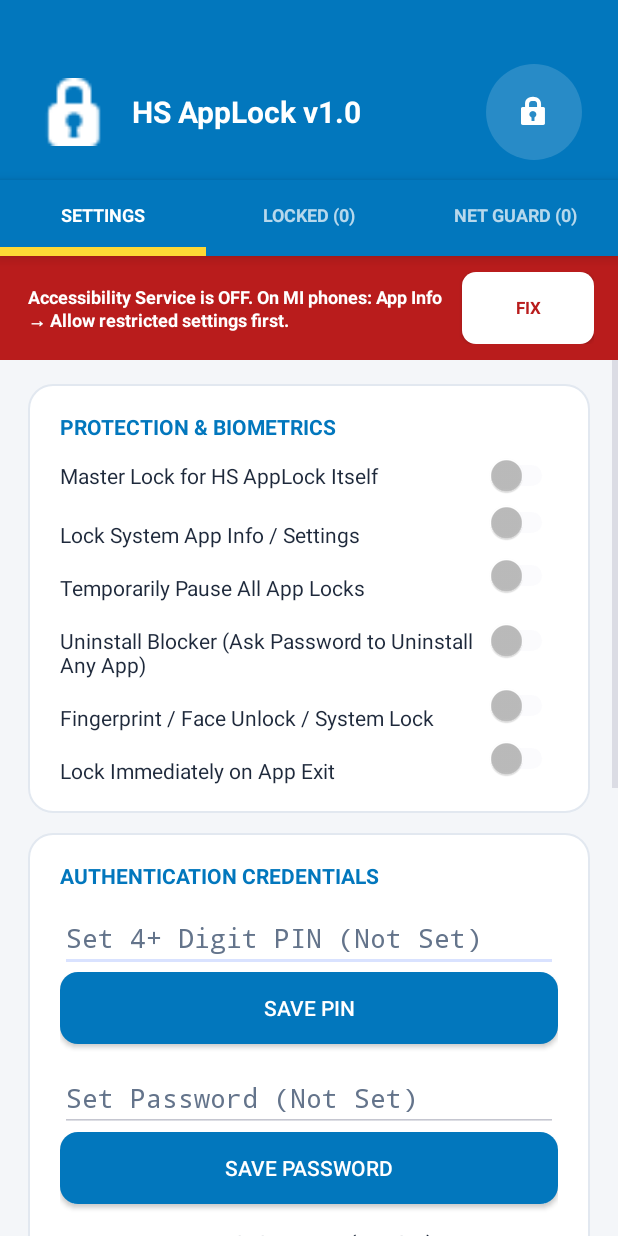
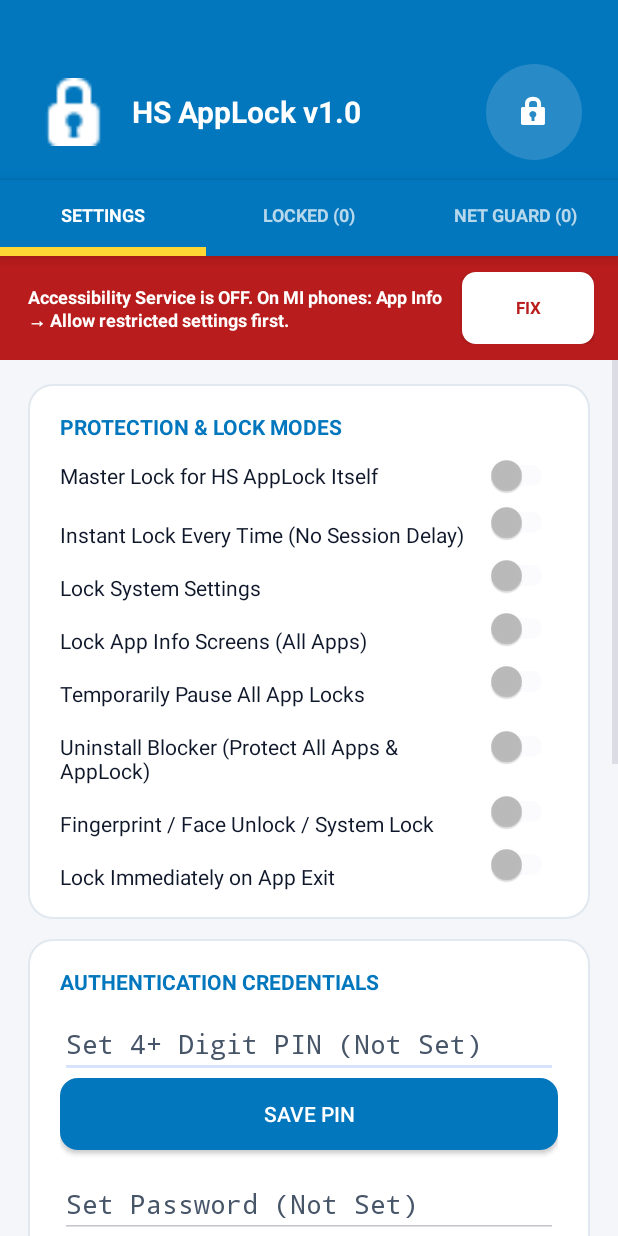
Before and after one commit to himanshusingh372/HSApplock, an Android app: the screen it shows after launch (MainActivity), after a tap on "SETTINGS", on a phone screen of 412 x 824 dp. Run offline under Robolectric (Android 15) with nearby library versions, the phone set to English and light mode, and no system bars; 17 statements that could not run were skipped.

Commit message:
Update MainActivity.kt

```diff
--- a/app/src/main/java/com/local/offlinelocker/MainActivity.kt
+++ b/app/src/main/java/com/local/offlinelocker/MainActivity.kt
@@ -60,16 +60,19 @@ class MainActivity : FragmentActivity() {
     private lateinit var fabAddBtn: ImageButton
     private lateinit var popupBanner: TextView
 
+    private lateinit var selfLockSwitchRef: Switch
+    private lateinit var instantLockSwitchRef: Switch
+    private lateinit var settingsLockSwitchRef: Switch
+    private lateinit var appInfoLockSwitchRef: Switch
     private lateinit var bioSwitchRef: Switch
     private lateinit var masterPauseSwitchRef: Switch
     private lateinit var antiUninstallSwitchRef: Switch
-    private lateinit var selfLockSwitchRef: Switch
-    private lateinit var appInfoLockSwitchRef: Switch
 
     private enum class Page { SETTINGS, LOCKED_APP, NET_GUARDED, ALL_APPS }
     private var currentPage = Page.LOCKED_APP
     private var searchQuery = ""
     private var isSelfUnlocked = false
+    private var isPromptingSelfLock = false
 
     private var allLaunchableApps: List<AppEntry> = emptyList()
     private var displayedApps: List<AppEntry> = emptyList()
@@ -85,8 +88,8 @@ class MainActivity : FragmentActivity() {
         private val COLOR_DARK_BLUE = Color.parseColor("#01579B")
         private val COLOR_ACCENT_YELLOW = Color.parseColor("#FDD835")
         private val COLOR_BG_LIGHT = Color.parseColor("#F4F6F9")
-        private val COLOR_TEXT_DARK = Color.parseColor("#1E293B")
-        private val COLOR_TEXT_MUTED = Color.parseColor("#64748B")
+        private val COLOR_TEXT_DARK = Color.parseColor("#0F172A")
+        private val COLOR_TEXT_MUTED = Color.parseColor("#475569")
     }
 
     data class AppEntry(
@@ -104,20 +107,6 @@ class MainActivity : FragmentActivity() {
         dpm = getSystemService(Context.DEVICE_POLICY_SERVICE) as DevicePolicyManager
         adminComponent = ComponentName(this, VaultDeviceAdminReceiver::class.java)
 
-        // Master Lock for HS AppLock itself
-        val hasAnyCredential = storage.hasCredential(LockStorage.AuthType.PIN) ||
-            storage.hasCredential(LockStorage.AuthType.PASSWORD) ||
-            storage.hasCredential(LockStorage.AuthType.PATTERN)
-        if (storage.isSelfLockEnabled && hasAnyCredential && !isSelfUnlocked) {
-            val authIntent = Intent(this, LockActivity::class.java).apply {
-                putExtra("TARGET_PACKAGE", "SELF_APP_LOCK")
-            }
-            startActivityForResult(authIntent, REQ_SELF_LOCK_AUTH)
-        } else {
-            isSelfUnlocked = true
-        }
-
-        // Swipe gesture to switch between SETTINGS <-> LOCKED APP <-> NET GUARDED
         swipeDetector = GestureDetector(this, object : GestureDetector.SimpleOnGestureListener() {
             override fun onFling(
                 e1: MotionEvent?,
@@ -130,14 +119,12 @@ class MainActivity : FragmentActivity() {
                 val diffY = e2.y - e1.y
                 if (abs(diffX) > abs(diffY) && abs(diffX) > 120 && abs(velocityX) > 120) {
                     if (diffX < 0) {
-                        // Swipe Left -> Next Tab
                         when (currentPage) {
                             Page.SETTINGS -> switchToPage(Page.LOCKED_APP)
                             Page.LOCKED_APP -> switchToPage(Page.NET_GUARDED)
                             else -> {}
                         }
                     } else {
-                        // Swipe Right -> Previous Tab
                         when (currentPage) {
                             Page.NET_GUARDED -> switchToPage(Page.LOCKED_APP)
                             Page.LOCKED_APP -> switchToPage(Page.SETTINGS)
@@ -155,6 +142,7 @@ class MainActivity : FragmentActivity() {
                 if (currentPage == Page.ALL_APPS) {
                     switchToPage(Page.LOCKED_APP)
                 } else {
+                    isSelfUnlocked = false
                     finish()
                 }
             }
@@ -195,7 +183,6 @@ class MainActivity : FragmentActivity() {
         val statusBarResId = resources.getIdentifier("status_bar_height", "dimen", "android")
         val statusBarHeight = if (statusBarResId > 0) resources.getDimensionPixelSize(statusBarResId) else 72
 
-        // ================= 1. BLUE TOP APP BAR =================
         val appBar = LinearLayout(this).apply {
             orientation = LinearLayout.HORIZONTAL
             gravity = Gravity.CENTER_VERTICAL
@@ -235,7 +222,6 @@ class MainActivity : FragmentActivity() {
         appBar.addView(appTitle)
         appBar.addView(topLockBtn)
 
-        // ================= 2. 3-TAB NAVIGATION BAR =================
         val tabBar = LinearLayout(this).apply {
             orientation = LinearLayout.HORIZONTAL
             setBackgroundColor(COLOR_PRIMARY_BLUE)
@@ -278,7 +264,6 @@ class MainActivity : FragmentActivity() {
         tabLockedText = tLock; tabLockedIndicator = iLock
         tabNetText = tNet; tabNetIndicator = iNet
 
-        // ================= 3. PERMISSION WARNING STRIP =================
         permissionBanner = LinearLayout(this).apply {
             orientation = LinearLayout.HORIZONTAL
             gravity = Gravity.CENTER_VERTICAL
@@ -310,7 +295,6 @@ class MainActivity : FragmentActivity() {
         permissionBanner.addView(permissionBannerText)
         permissionBanner.addView(permissionFixBtn)
 
-        // ================= 4. PAGE CONTENT AREA =================
         val contentFrame = FrameLayout(this).apply {
             layoutParams = LinearLayout.LayoutParams(
                 LinearLayout.LayoutParams.MATCH_PARENT,
@@ -388,7 +372,6 @@ class MainActivity : FragmentActivity() {
         mainColumn.addView(permissionBanner)
         mainColumn.addView(contentFrame)
 
-        // ================= 5. FLOATING '+' BUTTON FOR ALL APPS =================
         fabAddBtn = ImageButton(this).apply {
             setImageResource(android.R.drawable.ic_input_add)
             setColorFilter(Color.WHITE)
@@ -411,7 +394,6 @@ class MainActivity : FragmentActivity() {
             }
         }
 
-        // ================= 6. TOP TOAST POPUP BANNER =================
         popupBanner = TextView(this).apply {
             textSize = 13.0f
             typeface = Typeface.DEFAULT_BOLD
@@ -441,6 +423,7 @@ class MainActivity : FragmentActivity() {
         syncTopLockIconUI()
         updateTabCounts()
         switchToPage(Page.LOCKED_APP)
+        enforceMasterLockIfNeeded()
     }
 
     override fun dispatchTouchEvent(ev: MotionEvent): Boolean {
@@ -450,6 +433,7 @@ class MainActivity : FragmentActivity() {
 
     override fun onResume() {
         super.onResume()
+        enforceMasterLockIfNeeded()
         checkMandatoryPermissions()
         syncTopLockIconUI()
         updateTabCounts()
@@ -461,6 +445,29 @@ class MainActivity : FragmentActivity() {
         }
     }
 
+    override fun onStop() {
+        super.onStop()
+        if (!isChangingConfigurations) {
+            isSelfUnlocked = false
+        }
+    }
+
+    private fun enforceMasterLockIfNeeded() {
+        val hasAnyCredential = storage.hasCredential(LockStorage.AuthType.PIN) ||
+            storage.hasCredential(LockStorage.AuthType.PASSWORD) ||
+            storage.hasCredential(LockStorage.AuthType.PATTERN)
+
+        if (storage.isSelfLockEnabled && hasAnyCredential && !isSelfUnlocked && !isPromptingSelfLock) {
+            isPromptingSelfLock = true
+            val authIntent = Intent(this, LockActivity::class.java).apply {
+                putExtra("TARGET_PACKAGE", "SELF_APP_LOCK")
+            }
+            startActivityForResult(authIntent, REQ_SELF_LOCK_AUTH)
+        } else if (!storage.isSelfLockEnabled || !hasAnyCredential) {
+            isSelfUnlocked = true
+        }
+    }
+
     private fun updateTabCounts() {
         val lockedCount = storage.getLockedApps().size
         val netCount = (storage.getWifiBlockedApps() + storage.getMobileBlockedApps()).size
@@ -468,7 +475,6 @@ class MainActivity : FragmentActivity() {
         tabNetText.text = "NET GUARD ($netCount)"
     }
 
-    // ================= ANTI-UNINSTALL RESTRICTION =================
     private fun isAntiUninstallActive(): Boolean {
         return storage.isAntiUninstallEnabled && dpm.isAdminActive(adminComponent)
     }
@@ -498,7 +504,7 @@ class MainActivity : FragmentActivity() {
             storage.isAntiUninstallEnabled = true
             syncTopLockIconUI()
             if (::antiUninstallSwitchRef.isInitialized) antiUninstallSwitchRef.isChecked = true
-            showBanner("Uninstall Blocker: ON (Password Required)", "#0277BD")
+            showBanner("Uninstall Blocker: ON", "#0277BD")
         } else {
             if (::antiUninstallSwitchRef.isInitialized) antiUninstallSwitchRef.isChecked = true
             val verifyIntent = Intent(this, LockActivity::class.java).apply {
@@ -508,7 +514,6 @@ class MainActivity : FragmentActivity() {
         }
     }
 
-    // ================= PAGE NAVIGATION =================
     private fun switchToPage(page: Page) {
         currentPage = page
         searchQuery = ""
@@ -532,7 +537,7 @@ class MainActivity : FragmentActivity() {
             fabAddBtn.visibility = View.VISIBLE
             fabAddBtn.rotation = if (page == Page.ALL_APPS) 45.0f else 0.0f
             searchBox.hint = when (page) {
-                Page.ALL_APPS -> "Search all ${allLaunchableApps.size} installed apps to lock..."
+                Page.ALL_APPS -> "Search all ${allLaunchableApps.size} installed apps..."
                 Page.NET_GUARDED -> "Search network-guarded apps..."
                 else -> "Search locked apps..."
             }
@@ -540,7 +545,6 @@ class MainActivity : FragmentActivity() {
         }
     }
 
-    // ================= APP LIST RENDERING (PRESERVES SCROLL POSITION) =================
     private fun refreshAppList(preserveScroll: Boolean = true) {
         val savedIndex = listView.firstVisiblePosition
         val savedTop = listView.getChildAt(0)?.top ?: 0
@@ -564,8 +568,8 @@ class MainActivity : FragmentActivity() {
         if (displayedApps.isEmpty()) {
             emptyStateText.visibility = View.VISIBLE
             emptyStateText.text = when (currentPage) {
-                Page.LOCKED_APP -> "No apps locked yet.\nTap the blue '+' button below to add apps."
-                Page.NET_GUARDED -> "No apps have Wi-Fi or Mobile Data blocked.\nTap '+' or toggle WIFI / NET on any app."
+                Page.LOCKED_APP -> "No apps locked yet.\nTap '+' below to add apps."
+                Page.NET_GUARDED -> "No apps have Wi-Fi or Mobile Data blocked."
                 else -> "No matching apps found."
             }
         } else {
@@ -611,7 +615,6 @@ class MainActivity : FragmentActivity() {
                     layoutParams = LinearLayout.LayoutParams(0, LinearLayout.LayoutParams.WRAP_CONTENT, 1.0f)
                 }
 
-                // 1. CRASH
                 val crashBadge = makeActionPill(
                     label = "CRASH",
                     active = isFakeCrash,
@@ -634,7 +637,6 @@ class MainActivity : FragmentActivity() {
                     refreshAppList(preserveScroll = true)
                 }
 
-                // 2. WIFI
                 val wifiBadge = makeActionPill(
                     label = if (isWifiBlocked) "WIFI✕" else "WIFI",
                     active = isWifiBlocked,
@@ -657,7 +659,6 @@ class MainActivity : FragmentActivity() {
                     refreshAppList(preserveScroll = true)
                 }
 
-                // 3. NET
                 val netBadge = makeActionPill(
                     label = if (isCellBlocked) "NET✕" else "NET",
                     active = isCellBlocked,
@@ -680,7 +681,6 @@ class MainActivity : FragmentActivity() {
                     refreshAppList(preserveScroll = true)
                 }
 
-                // 4. LOCK Toggle Icon
                 val lockIcon = ImageView(this@MainActivity).apply {
                     setImageResource(
                         if (isLocked) android.R.drawable.ic_lock_idle_lock
@@ -704,15 +704,18 @@ class MainActivity : FragmentActivity() {
                         showBanner("Enable Accessibility Service first!", "#B91C1C")
                         return@setOnClickListener
                     }
-                    val actionText = if (isLocked) "Remove lock from" else "Lock"
                     AlertDialog.Builder(this@MainActivity)
                         .setTitle(if (isLocked) "Unlock App?" else "Lock App?")
-                        .setMessage("$actionText ${app.name}?")
-                        .setPositiveButton("Yes") { _, _ ->
+                        .setMessage(
+                            if (isLocked) "Remove lock from ${app.name}?"
+                            else "Add lock protection to ${app.name}?"
+                        )
+                        .setPositiveButton("Confirm") { _, _ ->
                             val updated = storage.getLockedApps().toMutableSet()
                             if (isLocked) {
                                 updated.remove(app.packageName)
                                 storage.setLockedApps(updated)
+                                storage.clearAppUnlocked(app.packageName)
                                 showBanner("${app.name}: Unlocked", "#64748B")
                             } else {
                                 updated.add(app.packageName)
@@ -764,7 +767,6 @@ class MainActivity : FragmentActivity() {
         }
     }
 
-    // ================= DEDICATED SETTINGS PAGE =================
     private fun buildSettingsPage(): ScrollView {
         val scroll = ScrollView(this).apply {
             layoutParams = FrameLayout.LayoutParams(
@@ -805,7 +807,7 @@ class MainActivity : FragmentActivity() {
         }
 
         val controlCard = makeCard()
-        controlCard.addView(makeSectionTitle("PROTECTION & BIOMETRICS"))
+        controlCard.addView(makeSectionTitle("PROTECTION & LOCK MODES"))
 
         selfLockSwitchRef = Switch(this).apply {
             text = "Master Lock for HS AppLock Itself"
@@ -814,12 +816,36 @@ class MainActivity : FragmentActivity() {
             isChecked = storage.isSelfLockEnabled
             setOnCheckedChangeListener { _, checked ->
                 storage.isSelfLockEnabled = checked
+                isSelfUnlocked = !checked
                 showBanner(if (checked) "HS AppLock Master Lock: ON" else "HS AppLock Master Lock: OFF")
             }
         }
 
+        instantLockSwitchRef = Switch(this).apply {
+            text = "\nInstant Lock Every Time (No Session Delay)"
+            textSize = 14.0f
+            setTextColor(COLOR_TEXT_DARK)
+            isChecked = storage.isInstantLockEnabled
+            setOnCheckedChangeListener { _, checked ->
+                storage.isInstantLockEnabled = checked
+                if (checked) storage.clearAllUnlockedApps()
+                showBanner(if (checked) "Instant Lock: ON" else "Instant Lock: OFF")
+            }
+        }
+
+        settingsLockSwitchRef = Switch(this).apply {
+            text = "\nLock System Settings"
+            textSize = 14.0f
+            setTextColor(COLOR_TEXT_DARK)
+            isChecked = storage.isSettingsLockEnabled
+            setOnCheckedChangeListener { _, checked ->
+                storage.isSettingsLockEnabled = checked
+                showBanner(if (checked) "Settings Lock: ON" else "Settings Lock: OFF")
+            }
+        }
+
         appInfoLockSwitchRef = Switch(this).apply {
-            text = "\nLock System App Info / Settings"
+            text = "\nLock App Info Screens (All Apps)"
             textSize = 14.0f
             setTextColor(COLOR_TEXT_DARK)
             isChecked = storage.isAppInfoLockEnabled
@@ -836,12 +862,16 @@ class MainActivity : FragmentActivity() {
             isChecked = storage.isMasterPaused
             setOnCheckedChangeListener { _, checked ->
                 storage.isMasterPaused = checked
-                showBanner(if (checked) "All Locks Temporarily OFF" else "Vault Protection Active", if (checked) "#F57C00" else "#0277BD")
+                storage.clearAllUnlockedApps()
+                showBanner(
+                    if (checked) "All Locks Temporarily OFF" else "Vault Protection Active",
+                    if (checked) "#F57C00" else "#0277BD"
+                )
             }
         }
 
         antiUninstallSwitchRef = Switch(this).apply {
-            text = "\nUninstall Blocker (Ask Password to Uninstall Any App)"
+            text = "\nUninstall Blocker (Protect All Apps & AppLock)"
             textSize = 14.0f
             setTextColor(COLOR_TEXT_DARK)
             isChecked = isAntiUninstallActive()
@@ -871,6 +901,8 @@ class MainActivity : FragmentActivity() {
         }
 
         controlCard.addView(selfLockSwitchRef)
+        controlCard.addView(instantLockSwitchRef)
+        controlCard.addView(settingsLockSwitchRef)
         controlCard.addView(appInfoLockSwitchRef)
         controlCard.addView(masterPauseSwitchRef)
         controlCard.addView(antiUninstallSwitchRef)
@@ -1000,7 +1032,8 @@ class MainActivity : FragmentActivity() {
         ) {
             override fun getView(position: Int, convertView: View?, parent: ViewGroup): View {
                 val tv = super.getView(position, convertView, parent) as TextView
-                tv.setTextColor(COLOR_TEXT_DARK)
+                tv.setTextColor(Color.parseColor("#090D16"))
+                tv.setBackgroundColor(Color.parseColor("#E2E8F0"))
                 tv.typeface = Typeface.DEFAULT_BOLD
                 tv.textSize = 14.0f
                 tv.setPadding(24, 24, 24, 24)
@@ -1009,8 +1042,9 @@ class MainActivity : FragmentActivity() {
 
             override fun getDropDownView(position: Int, convertView: View?, parent: ViewGroup): View {
                 val tv = super.getDropDownView(position, convertView, parent) as TextView
-                tv.setTextColor(COLOR_TEXT_DARK)
-                tv.setBackgroundColor(Color.WHITE)
+                tv.setTextColor(Color.parseColor("#090D16"))
+                tv.setBackgroundColor(Color.parseColor("#F1F5F9"))
+                tv.typeface = Typeface.DEFAULT_BOLD
                 tv.textSize = 14.0f
                 tv.setPadding(28, 28, 28, 28)
                 return tv
@@ -1020,9 +1054,9 @@ class MainActivity : FragmentActivity() {
         val idleSpinner = Spinner(this).apply {
             adapter = idleAdapter
             background = GradientDrawable().apply {
-                setColor(Color.parseColor("#F1F5F9"))
+                setColor(Color.parseColor("#E2E8F0"))
                 cornerRadius = 16.0f
-                setStroke(2, Color.parseColor("#94A3B8"))
+                setStroke(2, Color.parseColor("#475569"))
             }
             val idx = idleOptions.indexOfFirst { it.second == storage.idleTimeoutSeconds }
             if (idx >= 0) setSelection(idx)
@@ -1076,7 +1110,6 @@ class MainActivity : FragmentActivity() {
         return scroll
     }
 
-    // ================= PERMISSIONS & VPN HELPERS =================
     private fun isAccessibilityEnabled(): Boolean {
         val am = getSystemService(Context.ACCESSIBILITY_SERVICE) as AccessibilityManager
         val enabledServices = am.getEnabledAccessibilityServiceList(AccessibilityServiceInfo.FEEDBACK_ALL_MASK)
@@ -1132,9 +1165,11 @@ class MainActivity : FragmentActivity() {
     override fun onActivityResult(requestCode: Int, resultCode: Int, data: Intent?) {
         super.onActivityResult(requestCode, resultCode, data)
         if (requestCode == REQ_SELF_LOCK_AUTH) {
+            isPromptingSelfLock = false
             if (resultCode == RESULT_OK) {
                 isSelfUnlocked = true
             } else {
+                isSelfUnlocked = false
                 finish()
             }
         } else if (requestCode == REQ_VPN_PERMISSION && resultCode == RESULT_OK) {
```
